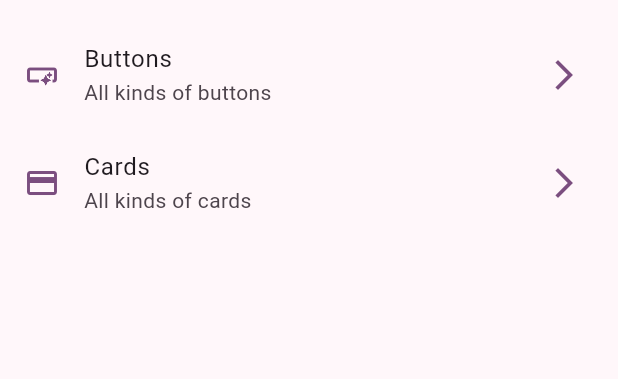
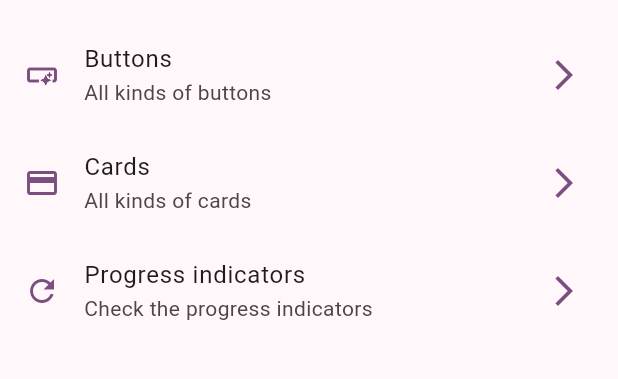
Before and after one commit to ArtRivera/widgets-app, a Flutter app: the screen it shows after launch, on a phone screen of 412 x 824 dp, the part 63-442 px from its top. Run offline on Flutter 3.47's test engine with Material 2 defaults, Android fonts, the phone set to English and light mode, and no system bars; our stand-ins replace go_router.

Commit message:
feat: finished progressbars

```diff
--- a/lib/router/app_router.dart
+++ b/lib/config/router/app_router.dart
@@ -1,27 +1,43 @@
 import 'package:go_router/go_router.dart';
 import 'package:widgets_app/presentation/views.dart';
 
-final class Routes {
+enum Routes {
+  home,
+  buttons,
+  cards,
+  progress,
+}
+
+final class RoutePaths {
   static const String home = '/';
   static const String buttons = '/buttons';
   static const String cards = '/cards';
+  static const String progress = '/progress';
 }
 
 // GoRouter configuration
 final router = GoRouter(
-  initialLocation: Routes.home,
+  initialLocation: RoutePaths.home,
   routes: [
     GoRoute(
-      path: Routes.home,
+      path: RoutePaths.home,
+      name: Routes.home.name,
       builder: (context, state) => const HomeView(),
     ),
     GoRoute(
-      path: Routes.buttons,
+      path: RoutePaths.buttons,
+      name: Routes.buttons.name,
       builder: (context, state) => const ButtonsView(),
     ),
     GoRoute(
-      path: Routes.cards,
+      path: RoutePaths.cards,
+      name: Routes.cards.name,
       builder: (context, state) => const CardsView(),
+    ),
+    GoRoute(
+      path: RoutePaths.progress,
+      name: Routes.progress.name,
+      builder: (context, state) => const ProgressView(),
     ),
   ],
 );
--- a/lib/main.dart
+++ b/lib/main.dart
@@ -1,6 +1,6 @@
 import 'package:flutter/material.dart';
-import 'package:widgets_app/router/app_router.dart';
-import 'package:widgets_app/theme/app_theme.dart';
+import 'package:widgets_app/config/router/app_router.dart';
+import 'package:widgets_app/config/theme/app_theme.dart';
 
 void main() {
   runApp(const MainApp());
--- a/lib/presentation/home/menu_items.dart
+++ b/lib/presentation/home/menu_items.dart
@@ -1,9 +1,9 @@
 import 'package:flutter/material.dart';
 import 'package:go_router/go_router.dart';
-import 'package:widgets_app/presentation/buttons/buttons_view.dart';
+import 'package:widgets_app/config/router/app_router.dart';
 
 class _MenuItem {
-  const _MenuItem({
+  _MenuItem({
     required this.title,
     required this.subtitle,
     required this.route,
@@ -16,19 +16,25 @@ class _MenuItem {
   final IconData icon;
 }
 
-const appMenuItems = [
+final appMenuItems = [
   _MenuItem(
     title: 'Buttons',
     subtitle: 'All kinds of buttons',
-    route: '/buttons',
+    route: Routes.buttons.name,
     icon: Icons.smart_button,
   ),
   _MenuItem(
     title: 'Cards',
     subtitle: 'All kinds of cards',
-    route: '/cards',
+    route: Routes.cards.name,
     icon: Icons.credit_card,
-  )
+  ),
+  _MenuItem(
+    title: 'Progress indicators',
+    subtitle: 'Check the progress indicators',
+    route: Routes.progress.name,
+    icon: Icons.refresh,
+  ),
 ];
 
 class MenuItemTile extends StatelessWidget {
@@ -47,7 +53,7 @@ class MenuItemTile extends StatelessWidget {
         title: Text(menuItem.title),
         subtitle: Text(menuItem.subtitle),
         onTap: () {
-          context.push(menuItem.route);
+          context.pushNamed(menuItem.route);
         });
   }
 }
```
Also changed, not shown: lib/presentation/progress/progress_view.dart (+58 -1 lines), lib/config/theme/app_theme.dart (renamed from lib/theme/app_theme.dart).
